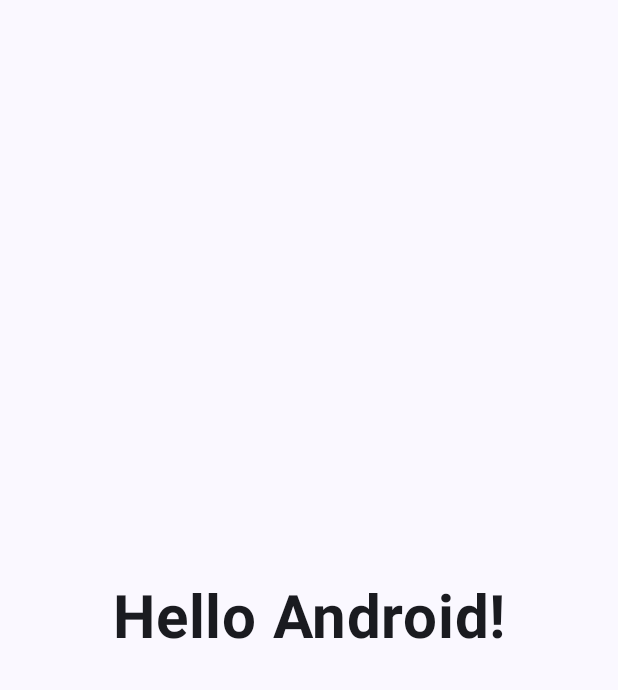
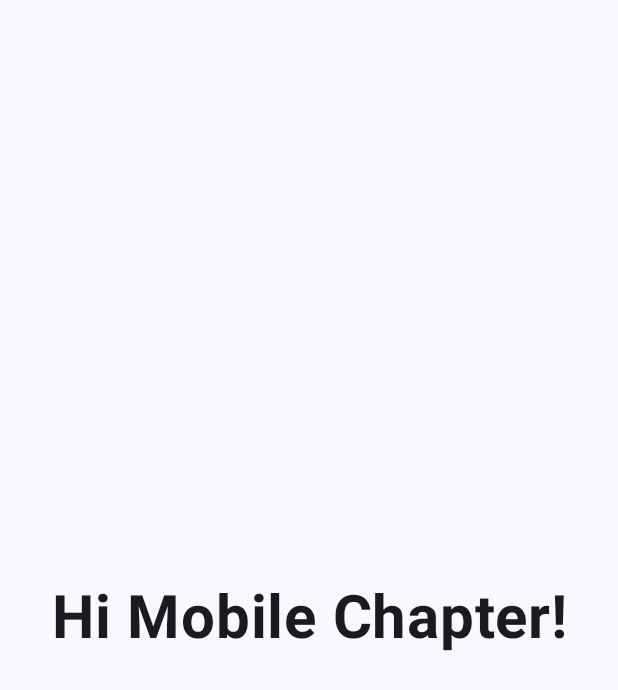
Before and after one commit to Barbarossa040/MultiModuleConfigPlugins, an Android app built with Jetpack Compose: the screen it shows after launch (MainActivity), on a phone screen of 412 x 824 dp. Shown: the top 690 px of the screen. Run offline under Robolectric (Android 15) with nearby library versions, the phone set to English and light mode, and no system bars.

Commit message:
Remove presentation bits

```diff
--- a/app/src/main/java/nl/barbarossa040/multimodulebuildlogic/MainActivity.kt
+++ b/app/src/main/java/nl/barbarossa040/multimodulebuildlogic/MainActivity.kt
@@ -37,7 +37,7 @@
                             .padding(8.dp),
                         contentAlignment = Alignment.Center
                     ) {
-                        Greeting("Android")
+                        Greeting("Mobile Chapter")
                     }
                 }
             }
@@ -48,7 +48,7 @@
 @Composable
 fun Greeting(name: String, modifier: Modifier = Modifier) {
     Text(
-        text = "Hello $name!",
+        text = "Hi $name!",
         modifier = modifier,
         fontSize = 40.sp,
         fontWeight = FontWeight.Bold,
--- a/gradle/libs.versions.toml
+++ b/gradle/libs.versions.toml
@@ -8,7 +8,7 @@
 junitVersion = "1.2.1"
 espressoCore = "3.6.1"
 activityCompose = "1.10.1"
-composeBom = "2025.01.00"
+composeBom = "2025.03.00"
 hilt = "2.55"
 androidxHiltNavigationCompose = "1.2.0"
 ksp = "2.0.21-1.0.28"
```
Also changed, not shown: app/build.gradle.kts (+0 -25 lines), 2 other files.
